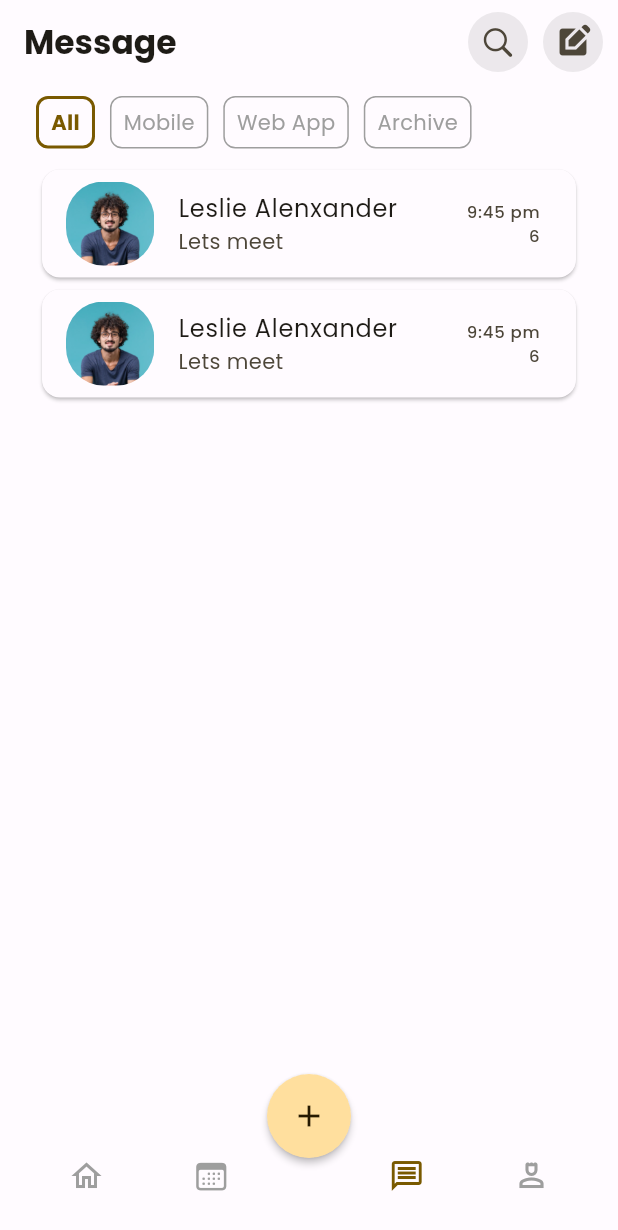
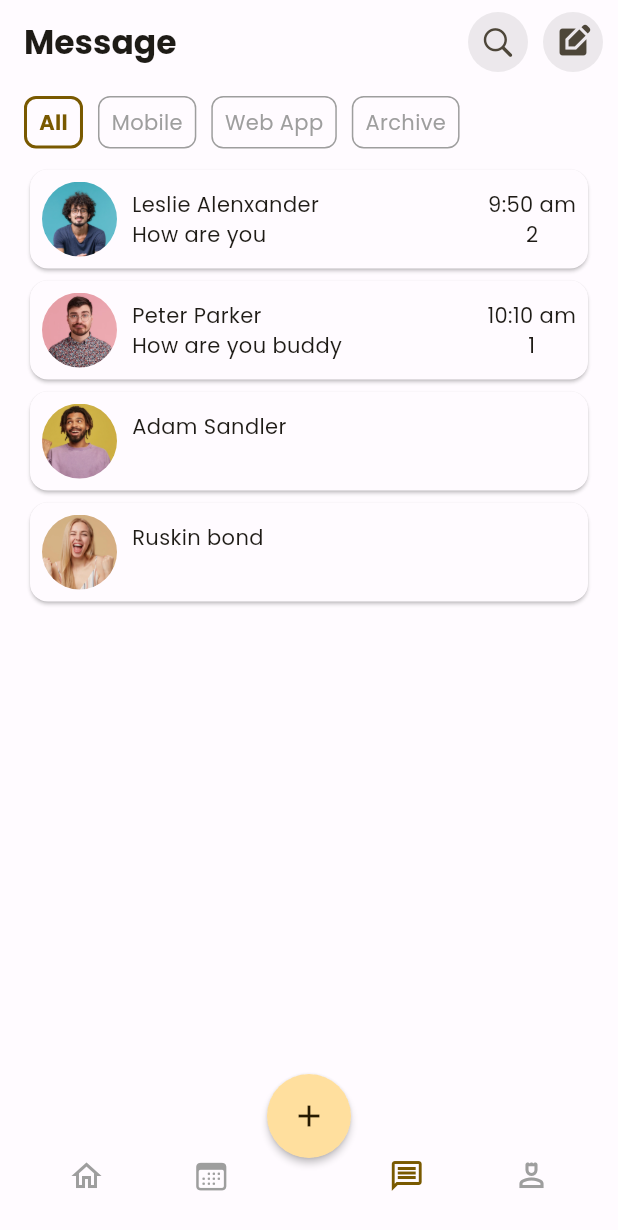
Before and after one commit to AnkitVerma8584/Task-App, a Flutter app: the screen it shows after launch, item 3 of the bottom bar chosen, after a tap on the "edit square" icon, on a phone screen of 412 x 824 dp. Shown: the top 1230 px of the screen. Run offline on Flutter 3.47's test engine with Material 2 defaults, Android fonts, the light colour scheme and no system bars; our stand-ins replace dotted_border, google_fonts, syncfusion_flutter_calendar; missing offline and left inert: month_year_picker, time_range_picker.

Commit message:
Messages

```diff
--- a/lib/main.dart
+++ b/lib/main.dart
@@ -1,5 +1,6 @@
 import 'package:flutter/material.dart';
-import 'package:task_app/models/task_list.dart';
+import 'package:task_app/models/dummy/chat_list.dart';
+import 'package:task_app/models/dummy/task_list.dart';
 import 'package:task_app/pages/base.dart';
 import 'package:task_app/theme/colors.dart';
 import 'package:google_fonts/google_fonts.dart';
@@ -8,10 +9,10 @@ import 'package:flutter_localizations/flutter_localizations.dart';
 import 'package:month_year_picker/month_year_picker.dart';
 
 void main() {
-  runApp(ChangeNotifierProvider<TaskList>(
-    create: (_) => TaskList(),
-    child: const MyApp(),
-  ));
+  runApp(MultiProvider(providers: [
+    ChangeNotifierProvider(create: (_) => TaskList()),
+    ChangeNotifierProvider(create: (_) => ChatList()),
+  ], child: const MyApp()));
 }
 
 class MyApp extends StatelessWidget {
--- /dev/null
+++ b/lib/models/chat/message.dart
@@ -0,0 +1,12 @@
+class Message {
+  final String text, time;
+  final String sender, receiver;
+  final bool isSeen;
+
+  Message(
+      {required this.text,
+      required this.time,
+      required this.sender,
+      required this.receiver,
+      required this.isSeen});
+}
--- /dev/null
+++ b/lib/models/chat/user_chats.dart
@@ -0,0 +1,21 @@
+import 'package:task_app/models/chat/message.dart';
+
+class UserChat {
+  final String name, image;
+  final List<Message> messages;
+  late String lastMessage, time;
+  late String unseenMessage;
+
+  UserChat({required this.name, required this.image, required this.messages}) {
+    if (messages.isEmpty) {
+      unseenMessage = "";
+      lastMessage = "";
+      time = "";
+      return;
+    }
+    lastMessage = messages.last.text;
+    time = messages.last.time;
+    var unseen = messages.where((element) => element.isSeen == false);
+    unseenMessage = unseen.length.toString();
+  }
+}
--- /dev/null
+++ b/lib/models/dummy/chat_list.dart
@@ -0,0 +1,46 @@
+import 'package:flutter/material.dart';
+import 'package:task_app/models/chat/message.dart';
+import 'package:task_app/models/chat/user_chats.dart';
+
+class ChatList extends ChangeNotifier {
+  List<UserChat> userChats = [
+    UserChat(
+        name: "Leslie Alenxander",
+        image: "assets/users/p1.png",
+        messages: first),
+    UserChat(
+        name: "Peter Parker", image: "assets/users/p3.png", messages: second),
+    UserChat(name: "Adam Sandler", image: "assets/users/p4.png", messages: []),
+    UserChat(name: "Ruskin bond", image: "assets/users/p2.png", messages: [])
+  ];
+}
+
+List<Message> first = [
+  Message(
+      text: "Hi",
+      time: "9:45 am",
+      sender: "Peter Parker",
+      receiver: "Leslie Alenxander",
+      isSeen: false),
+  Message(
+      text: "How are you",
+      time: "9:50 am",
+      sender: "Peter Parker",
+      receiver: "Leslie Alenxander",
+      isSeen: false),
+];
+
+List<Message> second = [
+  Message(
+      text: "Yooo",
+      time: "9:40 am",
+      sender: "Peter Parker",
+      receiver: "Leslie Alenxander",
+      isSeen: true),
+  Message(
+      text: "How are you buddy",
+      time: "10:10 am",
+      sender: "Peter Parker",
+      receiver: "Leslie Alenxander",
+      isSeen: false),
+];
--- a/lib/pages/home/sections/home_tasks.dart
+++ b/lib/pages/home/sections/home_tasks.dart
@@ -1,7 +1,7 @@
 import 'package:flutter/material.dart';
 import 'package:provider/provider.dart';
 import 'package:task_app/common/components/sized_boxes.dart';
-import 'package:task_app/models/task_list.dart';
+import 'package:task_app/models/dummy/task_list.dart';
 import 'package:task_app/pages/home/widgets/task_card.dart';
 import 'package:task_app/pages/task_details/task_details_screen.dart';
 
--- /dev/null
+++ b/lib/pages/message/chat/chat_screen.dart
@@ -0,0 +1,113 @@
+import 'package:flutter/cupertino.dart';
+import 'package:flutter/material.dart';
+import 'package:task_app/models/chat/message.dart';
+import 'package:task_app/models/chat/user_chats.dart';
+
+class ChatScreen extends StatelessWidget {
+  const ChatScreen({super.key, required this.userChat});
+
+  final UserChat userChat;
+
+  @override
+  Widget build(BuildContext context) {
+    return SafeArea(
+      child: Scaffold(
+        appBar: AppBar(
+          backgroundColor: Colors.transparent,
+          elevation: 0,
+          leading: InkWell(
+            borderRadius: BorderRadius.circular(50),
+            onTap: () {
+              Navigator.of(context).pop();
+            },
+            child: Row(
+              children: [
+                const Icon(Icons.arrow_back),
+                ClipRRect(
+                  borderRadius: BorderRadius.circular(50),
+                  child: Image.asset(
+                    userChat.image,
+                    height: 30,
+                    width: 30,
+                  ),
+                )
+              ],
+            ),
+          ),
+          title: Text(
+            userChat.name,
+            style: const TextStyle(fontWeight: FontWeight.bold),
+          ),
+          actions: [
+            InkWell(
+                onTap: () {},
+                borderRadius: BorderRadius.circular(25),
+                child: Container(
+                  padding: const EdgeInsets.all(8),
+                  decoration: BoxDecoration(
+                      borderRadius: BorderRadius.circular(25),
+                      color: Colors.grey.withOpacity(0.2)),
+                  child: const Icon(CupertinoIcons.search),
+                )),
+            const SizedBox(width: 10)
+          ],
+        ),
+        body: Padding(
+          padding: const EdgeInsets.all(8.0),
+          child: Column(
+            children: [
+              MessagesSection(messages: userChat.messages),
+              const WriteMessageSection()
+            ],
+          ),
+        ),
+      ),
+    );
+  }
+}
+
+class MessagesSection extends StatelessWidget {
+  const MessagesSection({super.key, required this.messages});
+  final List<Message> messages;
+  @override
+  Widget build(BuildContext context) {
+    return Expanded(
+        child: ListView.builder(
+            itemCount: messages.length,
+            itemBuilder: (context, index) {
+              return ListTile(
+                title: Text(messages[index].text),
+              );
+            }));
+  }
+}
+
+class WriteMessageSection extends StatefulWidget {
+  const WriteMessageSection({super.key});
+
+  @override
+  State<WriteMessageSection> createState() => _WriteMessageSectionState();
+}
+
+class _WriteMessageSectionState extends State<WriteMessageSection> {
+  final TextEditingController _controller = TextEditingController();
+
+  @override
+  Widget build(BuildContext context) {
+    return Row(
+      children: [
+        Expanded(
+          child: TextFormField(
+            controller: _controller,
+            decoration: InputDecoration(
+              suffixIcon: IconButton(
+                  onPressed: () => _controller.clear(),
+                  icon: const Icon(Icons.clear)),
+            ),
+          ),
+        ),
+        IconButton(onPressed: () {}, icon: const Icon(Icons.send))
+      ],
+    );
+  }
+}
--- a/lib/pages/message/message_page.dart
+++ b/lib/pages/message/message_page.dart
@@ -1,6 +1,9 @@
 import 'package:flutter/cupertino.dart';
 import 'package:flutter/material.dart';
-import 'package:task_app/theme/colors.dart';
+import 'package:provider/provider.dart';
+import 'package:task_app/models/dummy/chat_list.dart';
+import 'package:task_app/pages/message/widgets/chat_card.dart';
+import 'package:task_app/pages/message/widgets/message_tab.dart';
 
 class MessagePage extends StatefulWidget {
   const MessagePage({super.key});
@@ -23,41 +26,10 @@ class _MessagePageState extends State<MessagePage> {
   Widget build(BuildContext context) {
     return SafeArea(
         child: Scaffold(
-            appBar: AppBar(
-              backgroundColor: Colors.transparent,
-              elevation: 0,
-              title: const Text(
-                "Message",
-                style: TextStyle(fontWeight: FontWeight.bold),
-              ),
-              actions: [
-                InkWell(
-                    onTap: () {},
-                    borderRadius: BorderRadius.circular(25),
-                    child: Container(
-                      padding: const EdgeInsets.all(8),
-                      decoration: BoxDecoration(
-                          borderRadius: BorderRadius.circular(25),
-                          color: Colors.grey.withOpacity(0.2)),
-                      child: const Icon(CupertinoIcons.search),
-                    )),
-                const SizedBox(width: 10),
-                InkWell(
-                    onTap: () {},
-                    borderRadius: BorderRadius.circular(25),
-                    child: Container(
-                      padding: const EdgeInsets.all(8),
-                      decoration: BoxDecoration(
-                          borderRadius: BorderRadius.circular(25),
-                          color: Colors.grey.withOpacity(0.2)),
-                      child: const Icon(Icons.edit_square),
-                    )),
-                const SizedBox(width: 10)
-              ],
-            ),
+            appBar: myAppBar(),
             body: Padding(
               padding:
-                  const EdgeInsets.symmetric(horizontal: 24.0, vertical: 8.0),
+                  const EdgeInsets.symmetric(horizontal: 16.0, vertical: 8.0),
               child: Column(
                 children: [
                   SizedBox(
@@ -78,60 +50,51 @@ class _MessagePageState extends State<MessagePage> {
                     ),
                   ),
                   const SizedBox(height: 10),
-                  Expanded(
-                      child: ListView(
-                    children: const [ChatCard(), ChatCard()],
+                  Expanded(child: Consumer<ChatList>(
+                    builder: (context, value, child) {
+                      return ListView.builder(
+                          itemCount: value.userChats.length,
+                          itemBuilder: (context, index) =>
+                              ChatCard(userChat: value.userChats[index]));
+                    },
                   ))
                 ],
               ),
             )));
   }
-}
 
-class MessageTab extends StatelessWidget {
-  const MessageTab(
-      {super.key, required this.tabName, required this.isSelected});
-  final String tabName;
-  final bool isSelected;
-  @override
-  Widget build(BuildContext context) {
-    return Container(
-      alignment: Alignment.center,
-      padding: const EdgeInsets.symmetric(horizontal: 8, vertical: 5),
-      decoration: BoxDecoration(
-          border: Border.all(
-              color:
-                  isSelected ? getColorsScheme(context).primary : Colors.grey,
-              width: isSelected ? 2 : 1),
-          borderRadius: BorderRadius.circular(8)),
-      child: Text(
-        tabName,
-        style: TextStyle(
-            fontWeight: isSelected ? FontWeight.bold : FontWeight.normal,
-            color: isSelected ? getColorsScheme(context).primary : Colors.grey),
+  AppBar myAppBar() {
+    return AppBar(
+      backgroundColor: Colors.transparent,
+      elevation: 0,
+      title: const Text(
+        "Message",
+        style: TextStyle(fontWeight: FontWeight.bold),
       ),
+      actions: [
+        InkWell(
+            onTap: () {},
+            borderRadius: BorderRadius.circular(25),
+            child: Container(
+              padding: const EdgeInsets.all(8),
+              decoration: BoxDecoration(
+                  borderRadius: BorderRadius.circular(25),
+                  color: Colors.grey.withOpacity(0.2)),
+              child: const Icon(CupertinoIcons.search),
+            )),
+        const SizedBox(width: 10),
+        InkWell(
+            onTap: () {},
+            borderRadius: BorderRadius.circular(25),
+            child: Container(
+              padding: const EdgeInsets.all(8),
+              decoration: BoxDecoration(
+                  borderRadius: BorderRadius.circular(25),
+                  color: Colors.grey.withOpacity(0.2)),
+              child: const Icon(Icons.edit_square),
+            )),
+        const SizedBox(width: 10)
+      ],
     );
   }
 }
-
-class ChatCard extends StatelessWidget {
-  const ChatCard({super.key});
-
-  @override
-  Widget build(BuildContext context) {
-    return Card(
-      child: ListTile(
-        leading: ClipRRect(
-            borderRadius: BorderRadius.circular(25),
-            child: Image.asset("assets/users/p1.png")),
-        title: const Text("Leslie Alenxander"),
-        subtitle: const Text("Lets meet"),
-        trailing: const Column(
-          mainAxisAlignment: MainAxisAlignment.center,
-          crossAxisAlignment: CrossAxisAlignment.end,
-          children: [Text("9:45 pm"), Text("6")],
-        ),
-      ),
-    );
-  }
-}
--- /dev/null
+++ b/lib/pages/message/widgets/chat_card.dart
@@ -0,0 +1,46 @@
+import 'package:flutter/material.dart';
+import 'package:task_app/models/chat/user_chats.dart';
+import 'package:task_app/pages/message/chat/chat_screen.dart';
+
+class ChatCard extends StatelessWidget {
+  const ChatCard({super.key, required this.userChat});
+  final UserChat userChat;
+
+  @override
+  Widget build(BuildContext context) {
+    return GestureDetector(
+      onTap: () => Navigator.push(context,
+          MaterialPageRoute(builder: (_) => ChatScreen(userChat: userChat))),
+      child: Card(
+          child: Padding(
+        padding: const EdgeInsets.all(8.0),
+        child: Row(
+          children: [
+            ClipRRect(
+                borderRadius: BorderRadius.circular(50),
+                child: Image.asset(
+                  userChat.image,
+                  height: 50,
+                  width: 50,
+                  fit: BoxFit.cover,
+                )),
+            const SizedBox(width: 10),
+            Expanded(
+              child: Column(
+                crossAxisAlignment: CrossAxisAlignment.start,
+                children: [
+                  Text(userChat.name),
+                  Text(userChat.lastMessage),
+                ],
+              ),
+            ),
+            const SizedBox(width: 10),
+            Column(
+              children: [Text(userChat.time), Text(userChat.unseenMessage)],
+            ),
+          ],
+        ),
+      )),
+    );
+  }
+}
--- /dev/null
+++ b/lib/pages/message/widgets/message_tab.dart
@@ -0,0 +1,28 @@
+import 'package:flutter/material.dart';
+import 'package:task_app/theme/colors.dart';
+
+class MessageTab extends StatelessWidget {
+  const MessageTab(
+      {super.key, required this.tabName, required this.isSelected});
+  final String tabName;
+  final bool isSelected;
+  @override
+  Widget build(BuildContext context) {
+    return Container(
+      alignment: Alignment.center,
+      padding: const EdgeInsets.symmetric(horizontal: 8, vertical: 5),
+      decoration: BoxDecoration(
+          border: Border.all(
+              color:
+                  isSelected ? getColorsScheme(context).primary : Colors.grey,
+              width: isSelected ? 2 : 1),
+          borderRadius: BorderRadius.circular(8)),
+      child: Text(
+        tabName,
+        style: TextStyle(
+            fontWeight: isSelected ? FontWeight.bold : FontWeight.normal,
+            color: isSelected ? getColorsScheme(context).primary : Colors.grey),
+      ),
+    );
+  }
+}
--- a/lib/pages/task_add/task_add_screen.dart
+++ b/lib/pages/task_add/task_add_screen.dart
@@ -6,7 +6,7 @@ import 'package:task_app/common/utils.dart';
 import 'package:task_app/models/enums/priority.dart';
 import 'package:task_app/models/enums/task_colors.dart';
 import 'package:task_app/models/task.dart';
-import 'package:task_app/models/task_list.dart';
+import 'package:task_app/models/dummy/task_list.dart';
 import 'package:task_app/pages/task_add/widgets/submit_button.dart';
 import 'package:task_app/pages/task_add/widgets/task_assign.dart';
 import 'package:task_app/pages/task_add/widgets/task_attachment.dart';
--- a/lib/pages/task_details/task_details_screen.dart
+++ b/lib/pages/task_details/task_details_screen.dart
@@ -257,5 +257,5 @@ class LinesPainter extends CustomPainter {
   }
 
   @override
-  bool shouldRepaint(covariant CustomPainter oldDelegate) => false;
+  bool shouldRepaint(LinesPainter oldDelegate) => false;
 }
```
Also changed, not shown: lib/models/dummy/task_list.dart (renamed from lib/models/task_list.dart).
